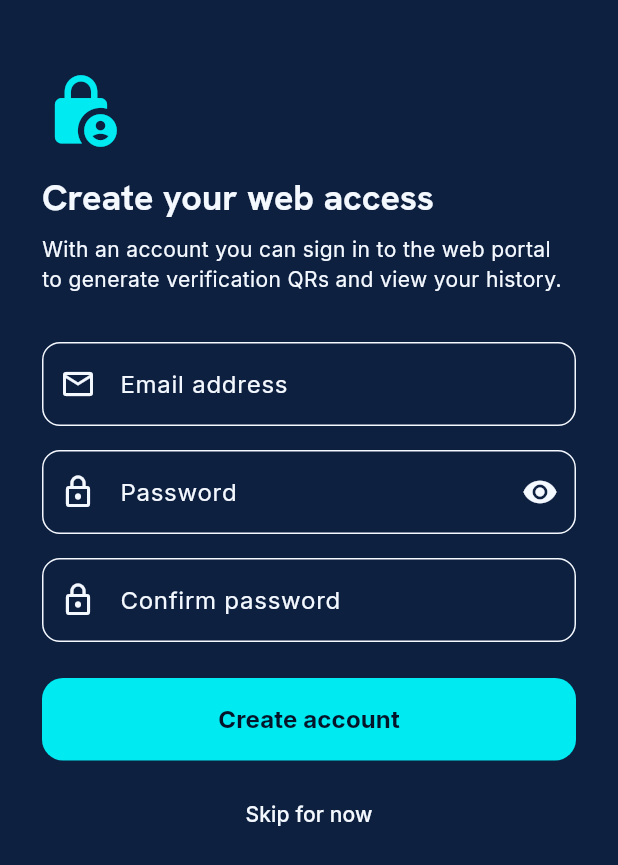
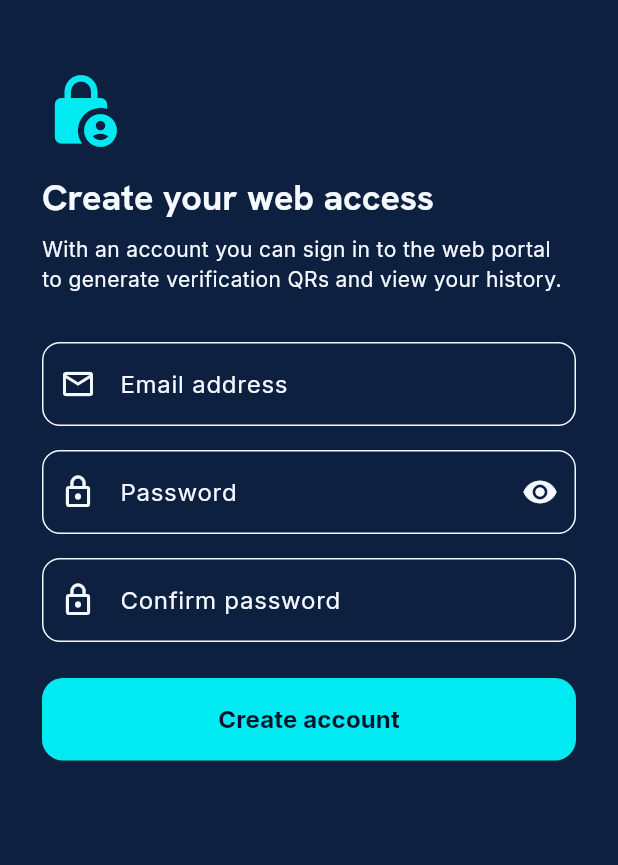
Before and after one commit to Ciip1996/VerifiA, a Flutter app: the SetPasswordScreen screen opened directly with empty values, on a phone screen of 412 x 824 dp. Shown: the top 865 px of the screen. Run offline on Flutter 3.47's test engine with Material 3 defaults, Android fonts, the phone set to English and light mode, and no system bars; our stand-ins replace app_links, camera, dio, flutter_secure_storage, google_fonts, permission_handler and 2 more; missing offline and left inert: dart_jsonwebtoken, google_mlkit_face_detection, google_mlkit_text_recognition, mobile_scanner, onesignal_flutter; accounts and stored records are empty.

Commit message:
fix(mobile): wire push notification entitlement, fix passport name OCR, require web account setup
- Add Runner.entitlements with aps-environment and wire CODE_SIGN_ENTITLEMENTS
  into all Runner build configs. The project never had this set, so every
  build was signed without the aps-environment entitlement, causing
  OneSignal to report "Missing Push Capability" even though the Apple
  Developer portal already has Push Notifications enabled for the App ID.
- Skip the INE-tuned ML Kit OCR name fallback for passport scans — it has
  no passport header-word filtering, so it was picking up "PASAPORTE" as
  the detected full name.
- Remove "Skip for now" on the set-password screen. Skipping never stored
  a session token, so profile_registered=true + no session token sent the
  user to LoginScreen on next launch with no credentials to sign in with,
  a full lockout recoverable only by redoing the entire ID scan.

Co-authored-by: Cursor <cursoragent@cursor.com>

```diff
--- a/apps/mobile/lib/l10n/app_en.arb
+++ b/apps/mobile/lib/l10n/app_en.arb
@@ -246,7 +246,6 @@
   "setPasswordConfirmLabel": "Confirm password",
   "setPasswordPasswordMismatch": "Passwords do not match",
   "setPasswordCreateButton": "Create account",
-  "setPasswordSkip": "Skip for now",
 
   "wizardWelcomeTitle": "Welcome to VerifiA",
   "wizardWelcomeDesc": "To give you the best identity verification experience, we need to configure some permissions on your device.",
--- a/apps/mobile/lib/l10n/app_es.arb
+++ b/apps/mobile/lib/l10n/app_es.arb
@@ -735,10 +735,6 @@
 
   "setPasswordCreateButton": "Crear cuenta",
   "@setPasswordCreateButton": { "description": "Button to create the web account on set-password screen" },
-
-  "setPasswordSkip": "Omitir por ahora",
-  "@setPasswordSkip": { "description": "Button to skip creating a web account for now" },
-
   "wizardWelcomeTitle": "Bienvenido a VerifiA",
   "@wizardWelcomeTitle": { "description": "Welcome step title in the permissions wizard" },
 
--- a/apps/mobile/lib/l10n/app_localizations.dart
+++ b/apps/mobile/lib/l10n/app_localizations.dart
@@ -1472,12 +1472,6 @@ abstract class AppLocalizations {
   /// **'Crear cuenta'**
   String get setPasswordCreateButton;
 
-  /// Button to skip creating a web account for now
-  ///
-  /// In es, this message translates to:
-  /// **'Omitir por ahora'**
-  String get setPasswordSkip;
-
   /// Welcome step title in the permissions wizard
   ///
   /// In es, this message translates to:
--- a/apps/mobile/lib/l10n/app_localizations_en.dart
+++ b/apps/mobile/lib/l10n/app_localizations_en.dart
@@ -763,9 +763,6 @@ class AppLocalizationsEn extends AppLocalizations {
   String get setPasswordCreateButton => 'Create account';
 
   @override
-  String get setPasswordSkip => 'Skip for now';
-
-  @override
   String get wizardWelcomeTitle => 'Welcome to VerifiA';
 
   @override
--- a/apps/mobile/lib/l10n/app_localizations_es.dart
+++ b/apps/mobile/lib/l10n/app_localizations_es.dart
@@ -766,9 +766,6 @@ class AppLocalizationsEs extends AppLocalizations {
   String get setPasswordCreateButton => 'Crear cuenta';
 
   @override
-  String get setPasswordSkip => 'Omitir por ahora';
-
-  @override
   String get wizardWelcomeTitle => 'Bienvenido a VerifiA';
 
   @override
--- a/apps/mobile/lib/screens/set_password_screen.dart
+++ b/apps/mobile/lib/screens/set_password_screen.dart
@@ -54,13 +54,6 @@ class _SetPasswordScreenState extends State<SetPasswordScreen> {
         _loading = false;
       });
     }
-  }
-
-  void _skip() {
-    Navigator.of(context).pushAndRemoveUntil(
-      MaterialPageRoute(builder: (_) => const HomeScreen()),
-      (_) => false,
-    );
   }
 
   @override
@@ -188,15 +181,6 @@ class _SetPasswordScreenState extends State<SetPasswordScreen> {
                         : Text(l10n.setPasswordCreateButton, style: const TextStyle(fontSize: 16, fontWeight: FontWeight.bold)),
                   ),
                 ),
-                const SizedBox(height: 12),
-
-                SizedBox(
-                  width: double.infinity,
-                  child: TextButton(
-                    onPressed: _skip,
-                    child: Text(l10n.setPasswordSkip, style: TextStyle(color: cs.onSurfaceVariant)),
-                  ),
-                ),
               ],
             ),
           ),
```
Also changed, not shown: apps/mobile/lib/screens/onboarding_screen.dart (+12 -4 lines), 2 other files.
